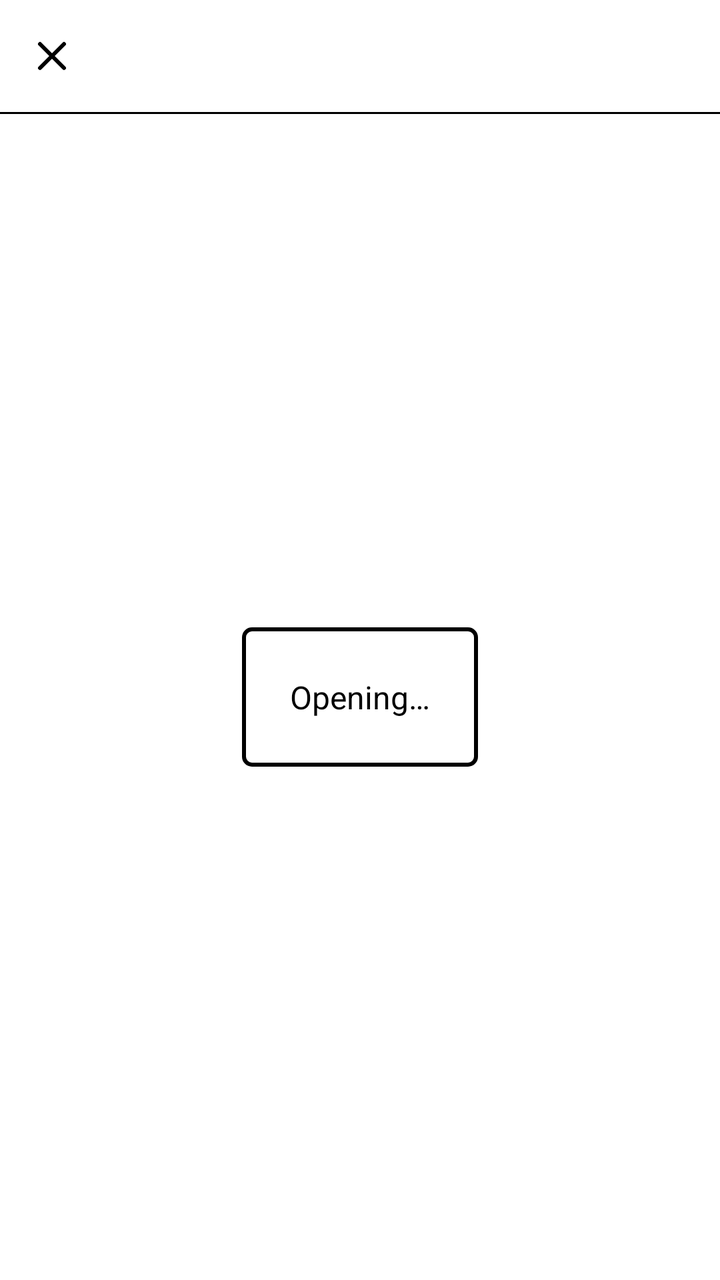
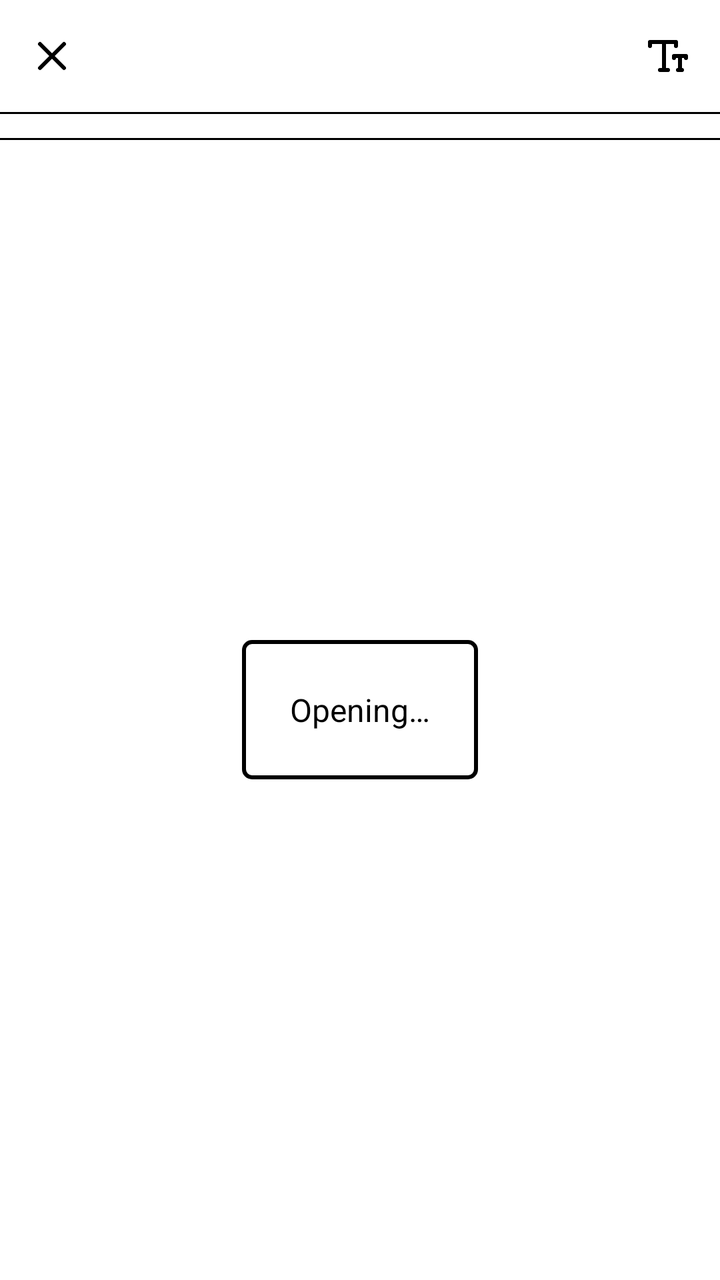

Two renders of the same Android screen: before a commit and after it. Below are the layout's source before the change and the commit's diff.
<!-- AndroidManifest.xml: application theme Theme.Soil -->
<!-- res/layout/activity_document.xml -->
<?xml version="1.0" encoding="utf-8"?>
<LinearLayout xmlns:android="http://schemas.android.com/apk/res/android"
    android:id="@+id/root"
    android:layout_width="match_parent"
    android:layout_height="match_parent"
    android:background="@color/paperWhite"
    android:orientation="vertical">

    
    <FrameLayout
        android:id="@+id/topBarRow"
        android:layout_width="match_parent"
        android:layout_height="@dimen/toolbar_bar_thickness"
        android:paddingStart="4dp"
        android:paddingEnd="4dp">

        <TextView
            android:id="@+id/title"
            android:layout_width="wrap_content"
            android:layout_height="wrap_content"
            android:layout_gravity="center"
            android:layout_marginStart="56dp"
            android:layout_marginEnd="56dp"
            android:ellipsize="end"
            android:singleLine="true"
            android:textColor="@color/inkBlack"
            android:textSize="16sp" />

        <androidx.appcompat.widget.AppCompatImageButton
            android:id="@+id/btnBack"
            style="@style/Widget.Soil.ToolbarButton"
            android:layout_gravity="start|center_vertical"
            android:contentDescription="@string/cd_close"
            android:src="@drawable/ic_x" />

    </FrameLayout>

    <View
        android:layout_width="match_parent"
        android:layout_height="1dp"
        android:background="@color/inkBlack" />

    <FrameLayout
        android:layout_width="match_parent"
        android:layout_height="0dp"
        android:layout_weight="1">

        
        <androidx.appcompat.widget.AppCompatEditText
            android:id="@+id/editor"
            android:layout_width="match_parent"
            android:layout_height="match_parent"
            android:background="@color/paperWhite"
            android:gravity="top|start"
            android:hint="@string/document_hint"
            android:imeOptions="flagNoFullscreen|flagNoExtractUi"
            android:inputType="textMultiLine|textCapSentences|textNoSuggestions"
            android:lineSpacingMultiplier="1.2"
            android:paddingStart="16dp"
            android:paddingTop="16dp"
            android:paddingEnd="16dp"
            android:paddingBottom="32dp"
            android:saveEnabled="false"
            android:scrollbars="vertical"
            android:textColor="@color/inkBlack"
            android:textColorHint="@color/inkLight"
            android:textSize="16sp"
            android:typeface="monospace"
            android:visibility="gone" />

        <TextView
            android:id="@+id/opening"
            android:layout_width="wrap_content"
            android:layout_height="wrap_content"
            android:layout_gravity="center"
            android:background="@drawable/shape_dialog_bordered"
            android:padding="24dp"
            android:text="@string/open_opening"
            android:textColor="@color/inkBlack"
            android:textSize="16sp" />

    </FrameLayout>

</LinearLayout>
<!-- resources referenced by this layout -->
<resources>
  <color name="inkBlack">#000000</color>
  <color name="inkLight">#888888</color>
  <color name="paperWhite">#FFFFFF</color>
  <string name="cd_close">Close</string>
  <!-- unchanged entries left out for length: 12 -->
</resources>

<!-- the commit's change to res/layout/activity_document.xml (unified diff, before → after) -->
@@ -33,7 +33,192 @@
             android:contentDescription="@string/cd_close"
             android:src="@drawable/ic_x" />
 
+        <androidx.appcompat.widget.AppCompatImageButton
+            android:id="@+id/btnTextSize"
+            style="@style/Widget.Soil.ToolbarButton"
+            android:layout_gravity="end|center_vertical"
+            android:contentDescription="@string/cd_text_size"
+            android:src="@drawable/ic_text_size" />
+
     </FrameLayout>
+
+    <View
+        android:layout_width="match_parent"
+        android:layout_height="1dp"
+        android:background="@color/inkBlack" />
+
+    
+    <LinearLayout
+        android:id="@+id/formatBar"
+        android:layout_width="match_parent"
+        android:layout_height="wrap_content"
+        android:gravity="center_vertical"
+        android:orientation="horizontal"
+        android:paddingStart="8dp"
+        android:paddingTop="6dp"
+        android:paddingEnd="8dp"
+        android:paddingBottom="6dp" />
+
+    
+    <LinearLayout
+        android:id="@+id/overflowPanel"
+        android:layout_width="match_parent"
+        android:layout_height="wrap_content"
+        android:background="@drawable/shape_bordered"
+        android:orientation="vertical"
+        android:visibility="gone" />
+    
+    <LinearLayout
+        android:id="@+id/findBar"
+        android:layout_width="match_parent"
+        android:layout_height="wrap_content"
+        android:orientation="vertical"
+        android:visibility="gone">
+
+        <View
+            android:layout_width="match_parent"
+            android:layout_height="1dp"
+            android:background="@color/inkBlack" />
+
+        <LinearLayout
+            android:layout_width="match_parent"
+            android:layout_height="wrap_content"
+            android:gravity="center_vertical"
+            android:orientation="horizontal"
+            android:paddingStart="12dp"
+            android:paddingTop="6dp"
+            android:paddingEnd="8dp"
+            android:paddingBottom="2dp">
+
+            <androidx.appcompat.widget.AppCompatEditText
+                android:id="@+id/findField"
+                android:layout_width="0dp"
+                android:layout_height="wrap_content"
+                android:layout_weight="1"
+                android:background="@drawable/shape_bordered"
+                android:hint="@string/find_hint"
+                android:imeOptions="actionSearch|flagNoFullscreen|flagNoExtractUi"
+                android:inputType="text|textNoSuggestions"
+                android:paddingStart="10dp"
+                android:paddingTop="6dp"
+                android:paddingEnd="10dp"
+                android:paddingBottom="6dp"
+                android:singleLine="true"
+                android:textColor="@color/inkBlack"
+                android:textColorHint="@color/inkLight"
+                android:textSize="14sp" />
+
+            
+            <TextView
+                android:id="@+id/findCount"
+                android:layout_width="wrap_content"
+                android:layout_height="wrap_content"
+                android:gravity="center"
+                android:minWidth="48dp"
+                android:paddingStart="4dp"
+                android:paddingEnd="4dp"
+                android:singleLine="true"
+                android:textColor="@color/inkBlack"
+                android:textSize="12sp" />
+
+            <androidx.appcompat.widget.AppCompatImageButton
+                android:id="@+id/btnFindPrev"
+                style="@style/Widget.Soil.ToolbarButton"
+                android:contentDescription="@string/cd_find_prev"
+                android:focusable="false"
+                android:focusableInTouchMode="false"
+                android:src="@drawable/ic_page_prev" />
+
+            <androidx.appcompat.widget.AppCompatImageButton
+                android:id="@+id/btnFindNext"
+                style="@style/Widget.Soil.ToolbarButton"
+                android:contentDescription="@string/cd_find_next"
+                android:focusable="false"
+                android:focusableInTouchMode="false"
+                android:src="@drawable/ic_page_next" />
+
+            <androidx.appcompat.widget.AppCompatImageButton
+                android:id="@+id/btnFindClose"
+                style="@style/Widget.Soil.ToolbarButton"
+                android:contentDescription="@string/cd_find_close"
+                android:focusable="false"
+                android:focusableInTouchMode="false"
+                android:src="@drawable/ic_x" />
+
+        </LinearLayout>
+
+        <LinearLayout
+            android:layout_width="match_parent"
+            android:layout_height="wrap_content"
+            android:gravity="center_vertical"
+            android:orientation="horizontal"
+            android:paddingStart="12dp"
+            android:paddingTop="2dp"
+            android:paddingEnd="8dp"
+            android:paddingBottom="6dp">
+
+            <androidx.appcompat.widget.AppCompatEditText
+                android:id="@+id/replaceField"
+                android:layout_width="0dp"
+                android:layout_height="wrap_content"
+                android:layout_weight="1"
+                android:background="@drawable/shape_bordered"
+                android:hint="@string/find_replace_hint"
+                android:imeOptions="actionSearch|flagNoFullscreen|flagNoExtractUi"
+                android:inputType="text|textNoSuggestions"
+                android:paddingStart="10dp"
+                android:paddingTop="6dp"
+                android:paddingEnd="10dp"
+                android:paddingBottom="6dp"
+                android:singleLine="true"
+                android:textColor="@color/inkBlack"
+                android:textColorHint="@color/inkLight"
+                android:textSize="14sp" />
+
+            <androidx.appcompat.widget.AppCompatButton
+                android:id="@+id/btnReplace"
+                android:layout_width="wrap_content"
+                android:layout_height="wrap_content"
+                android:layout_marginStart="4dp"
+                android:background="@drawable/bg_toolbar_button"
+                android:contentDescription="@string/cd_find_replace_one"
+                android:focusable="false"
+                android:focusableInTouchMode="false"
+                android:minWidth="0dp"
+                android:minHeight="0dp"
+                android:paddingStart="10dp"
+                android:paddingTop="4dp"
+                android:paddingEnd="10dp"
+                android:paddingBottom="4dp"
+                android:stateListAnimator="@null"
+                android:text="@string/find_replace_one"
+                android:textAllCaps="false"
+                android:textColor="@color/inkBlack"
+                android:textSize="12sp" />
+
+            <androidx.appcompat.widget.AppCompatButton
+                android:id="@+id/btnReplaceAll"
+                android:layout_width="wrap_content"
+                android:layout_height="wrap_content"
+                android:layout_marginStart="4dp"
+                android:background="@drawable/bg_toolbar_button"
+                android:contentDescription="@string/cd_find_replace_all"
+                android:focusable="false"
+                android:focusableInTouchMode="false"
+                android:minWidth="0dp"
+                android:minHeight="0dp"
+                android:paddingStart="10dp"
+                android:paddingTop="4dp"
+                android:paddingEnd="10dp"
+                android:paddingBottom="4dp"
+                android:stateListAnimator="@null"
+                android:text="@string/find_replace_all"
+                android:textAllCaps="false"
+                android:textColor="@color/inkBlack"
+                android:textSize="12sp" />
+
+        </LinearLayout>
+    </LinearLayout>
 
     <View
         android:layout_width="match_parent"
<!-- resource entries referenced after the edit -->
@@ -3,7 +3,104 @@
   <color name="inkBlack">#000000</color>
   <color name="inkLight">#888888</color>
   <color name="paperWhite">#FFFFFF</color>
+  <!-- drawable ic_page_next (drawable) -->
+  <?xml version="1.0" encoding="utf-8"?>
+  <vector xmlns:android="http://schemas.android.com/apk/res/android"
+      android:width="24dp"
+      android:height="24dp"
+      android:viewportWidth="24"
+      android:viewportHeight="24">
+      <path
+          android:fillColor="@android:color/transparent"
+          android:strokeColor="@color/inkBlack"
+          android:strokeWidth="2"
+          android:strokeLineCap="round"
+          android:strokeLineJoin="round"
+          android:pathData="M9 6l6 6l-6 6"/>
+  </vector>
+  <!-- drawable ic_page_prev (drawable) -->
+  <?xml version="1.0" encoding="utf-8"?>
+  <vector xmlns:android="http://schemas.android.com/apk/res/android"
+      android:width="24dp"
+      android:height="24dp"
+      android:viewportWidth="24"
+      android:viewportHeight="24">
+      <path
+          android:fillColor="@android:color/transparent"
+          android:strokeColor="@color/inkBlack"
+          android:strokeWidth="2"
+          android:strokeLineCap="round"
+          android:strokeLineJoin="round"
+          android:pathData="M15 6l-6 6l6 6"/>
+  </vector>
+  <!-- drawable ic_text_size (drawable) -->
+  <?xml version="1.0" encoding="utf-8"?>
+  <vector xmlns:android="http://schemas.android.com/apk/res/android"
+      android:width="24dp"
+      android:height="24dp"
+      android:viewportWidth="24"
+      android:viewportHeight="24">
+      <path
+          android:fillColor="@android:color/transparent"
+          android:strokeColor="@color/inkBlack"
+          android:strokeWidth="2"
+          android:strokeLineCap="round"
+          android:strokeLineJoin="round"
+          android:pathData="M3 7v-2h13v2" />
+      <path
+          android:fillColor="@android:color/transparent"
+          android:strokeColor="@color/inkBlack"
+          android:strokeWidth="2"
+          android:strokeLineCap="round"
+          android:strokeLineJoin="round"
+          android:pathData="M10 5v14" />
+      <path
+          android:fillColor="@android:color/transparent"
+          android:strokeColor="@color/inkBlack"
+          android:strokeWidth="2"
+          android:strokeLineCap="round"
+          android:strokeLineJoin="round"
+          android:pathData="M12 19h-4" />
+      <path
+          android:fillColor="@android:color/transparent"
+          android:strokeColor="@color/inkBlack"
+          android:strokeWidth="2"
+          android:strokeLineCap="round"
+          android:strokeLineJoin="round"
+          android:pathData="M15 13v-1h6v1" />
+      <path
+          android:fillColor="@android:color/transparent"
+          android:strokeColor="@color/inkBlack"
+          android:strokeWidth="2"
+          android:strokeLineCap="round"
+          android:strokeLineJoin="round"
+          android:pathData="M18 12v7" />
+      <path
+          android:fillColor="@android:color/transparent"
+          android:strokeColor="@color/inkBlack"
+          android:strokeWidth="2"
+          android:strokeLineCap="round"
+          android:strokeLineJoin="round"
+          android:pathData="M17 19h2" />
+  </vector>
+  <!-- drawable shape_bordered (drawable) -->
+  <?xml version="1.0" encoding="utf-8"?>
+  <shape xmlns:android="http://schemas.android.com/apk/res/android">
+      <solid android:color="@color/paperWhite" />
+      <stroke android:width="1dp" android:color="@color/inkBlack" />
+      <corners android:radius="4dp" />
+  </shape>
   <string name="cd_close">Close</string>
+  <string name="cd_find_close">Close find</string>
+  <string name="cd_find_next">Next match  ·  Enter</string>
+  <string name="cd_find_prev">Previous match</string>
+  <string name="cd_find_replace_all">Replace every match — one edit, one Ctrl+Z</string>
+  <string name="cd_find_replace_one">Replace the current match, then find the next</string>
+  <string name="cd_text_size">Text size</string>
+  <string name="find_hint">Find</string>
+  <string name="find_replace_all">All</string>
+  <string name="find_replace_hint">Replace with</string>
+  <string name="find_replace_one">Replace</string>
   <!-- unchanged entries left out for length: 12 -->
 </resources>
 
